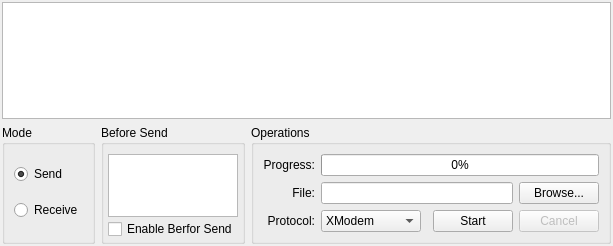
This is SerialTool/ui/filetransferview.ui in skiars/SerialTool as Qt 5 draws it before an edit. The edited form follows.
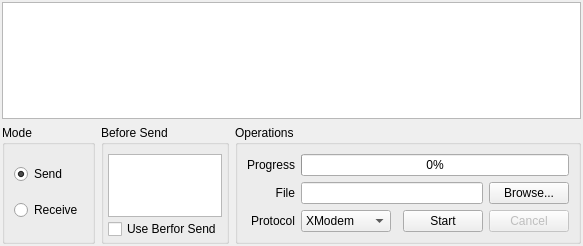
This is the edited form.

Diff of the .ui file:
```diff
--- a/SerialTool/ui/filetransferview.ui
+++ b/SerialTool/ui/filetransferview.ui
@@ -6,7 +6,7 @@
    <rect>
     <x>0</x>
     <y>0</y>
-    <width>592</width>
+    <width>569</width>
     <height>246</height>
    </rect>
   </property>
@@ -107,7 +107,7 @@
            </sizepolicy>
           </property>
           <property name="text">
-           <string>Enable Berfor Send</string>
+           <string>Use Berfor Send</string>
           </property>
          </widget>
         </item>
@@ -130,7 +130,7 @@
           </property>
           <property name="minimumSize">
            <size>
-            <width>100</width>
+            <width>90</width>
             <height>0</height>
            </size>
           </property>
@@ -160,7 +160,7 @@
            </sizepolicy>
           </property>
           <property name="text">
-           <string>File:</string>
+           <string>File</string>
           </property>
           <property name="alignment">
            <set>Qt::AlignRight|Qt::AlignTrailing|Qt::AlignVCenter</set>
@@ -170,7 +170,7 @@
         <item row="2" column="0">
          <widget class="QLabel" name="label_2">
           <property name="text">
-           <string>Protocol:</string>
+           <string>Protocol</string>
           </property>
           <property name="alignment">
            <set>Qt::AlignRight|Qt::AlignTrailing|Qt::AlignVCenter</set>
@@ -215,7 +215,7 @@
            </sizepolicy>
           </property>
           <property name="text">
-           <string>Progress:</string>
+           <string>Progress</string>
           </property>
           <property name="alignment">
            <set>Qt::AlignRight|Qt::AlignTrailing|Qt::AlignVCenter</set>
```
Left out of the diff: 3 changed lines with no effect on the pictures.
